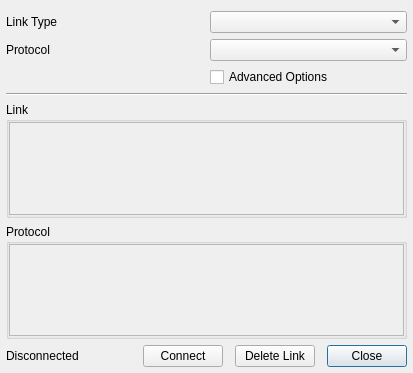
First picture: the form in src/ui/CommSettings.ui, repository mavlink/qgroundcontrol, before the edit.
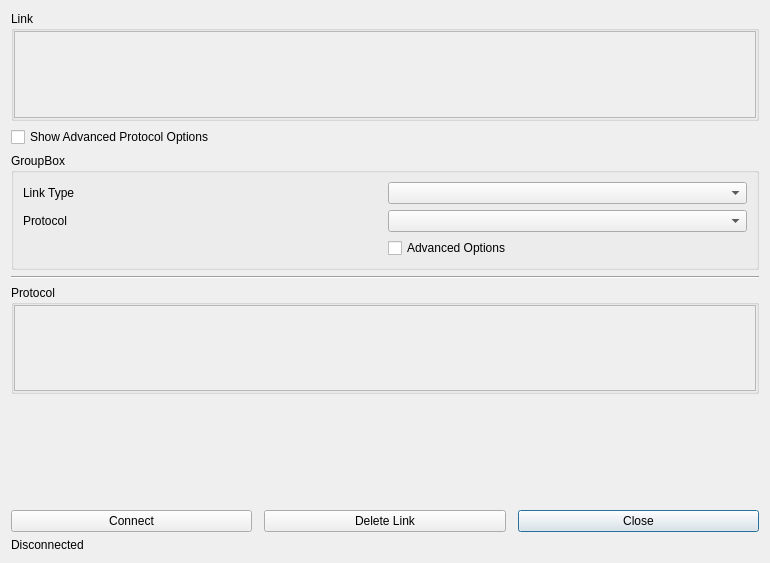
Second picture: the form after the edit.

Commit message: Simplified Serial port selection window

What changed in the file:
```diff
--- a/src/ui/CommSettings.ui
+++ b/src/ui/CommSettings.ui
@@ -6,76 +6,15 @@
    <rect>
     <x>0</x>
     <y>0</y>
-    <width>413</width>
-    <height>373</height>
+    <width>770</width>
+    <height>563</height>
    </rect>
   </property>
   <property name="windowTitle">
    <string>Form</string>
   </property>
-  <layout class="QGridLayout" name="gridLayout_2" rowstretch="1,1,1,100,100,1">
-   <property name="margin">
-    <number>6</number>
-   </property>
-   <item row="0" column="0">
-    <spacer name="verticalSpacer">
-     <property name="orientation">
-      <enum>Qt::Vertical</enum>
-     </property>
-     <property name="sizeType">
-      <enum>QSizePolicy::Fixed</enum>
-     </property>
-     <property name="sizeHint" stdset="0">
-      <size>
-       <width>5</width>
-       <height>5</height>
-      </size>
-     </property>
-    </spacer>
-   </item>
-   <item row="1" column="0" colspan="2">
-    <layout class="QGridLayout" name="gridLayout">
-     <item row="0" column="0">
-      <widget class="QLabel" name="label">
-       <property name="text">
-        <string>Link Type</string>
-       </property>
-      </widget>
-     </item>
-     <item row="0" column="1">
-      <widget class="QComboBox" name="linkType"/>
-     </item>
-     <item row="1" column="0">
-      <widget class="QLabel" name="label_5">
-       <property name="text">
-        <string>Protocol</string>
-       </property>
-      </widget>
-     </item>
-     <item row="1" column="1">
-      <widget class="QComboBox" name="connectionType">
-       <property name="currentIndex">
-        <number>-1</number>
-       </property>
-      </widget>
-     </item>
-     <item row="2" column="1">
-      <widget class="QCheckBox" name="advancedOptionsCheckBox">
-       <property name="text">
-        <string>Advanced Options</string>
-       </property>
-      </widget>
-     </item>
-    </layout>
-   </item>
-   <item row="2" column="0" colspan="2">
-    <widget class="Line" name="line">
-     <property name="orientation">
-      <enum>Qt::Horizontal</enum>
-     </property>
-    </widget>
-   </item>
-   <item row="3" column="0" colspan="2">
+  <layout class="QVBoxLayout" name="verticalLayout_2">
+   <item>
     <widget class="QGroupBox" name="linkGroupBox">
      <property name="title">
       <string>Link</string>
@@ -97,8 +36,8 @@
           <rect>
            <x>0</x>
            <y>0</y>
-           <width>393</width>
-           <height>76</height>
+           <width>748</width>
+           <height>97</height>
           </rect>
          </property>
         </widget>
@@ -107,7 +46,65 @@
      </layout>
     </widget>
    </item>
-   <item row="4" column="0" colspan="2">
+   <item>
+    <widget class="QCheckBox" name="advCheckBox">
+     <property name="text">
+      <string>Show Advanced Protocol Options</string>
+     </property>
+    </widget>
+   </item>
+   <item>
+    <widget class="QGroupBox" name="protocolTypeGroupBox">
+     <property name="title">
+      <string>GroupBox</string>
+     </property>
+     <layout class="QVBoxLayout" name="verticalLayout">
+      <item>
+       <layout class="QGridLayout" name="gridLayout">
+        <item row="0" column="0">
+         <widget class="QLabel" name="label">
+          <property name="text">
+           <string>Link Type</string>
+          </property>
+         </widget>
+        </item>
+        <item row="0" column="1">
+         <widget class="QComboBox" name="linkType"/>
+        </item>
+        <item row="1" column="1">
+         <widget class="QComboBox" name="connectionType">
+          <property name="currentIndex">
+           <number>-1</number>
+          </property>
+         </widget>
+        </item>
+        <item row="2" column="1">
+         <widget class="QCheckBox" name="advancedOptionsCheckBox">
+          <property name="text">
+           <string>Advanced Options</string>
+          </property>
+         </widget>
+        </item>
+        <item row="1" column="0">
+         <widget class="QLabel" name="label_5">
+          <property name="text">
+           <string>Protocol</string>
+          </property>
+         </widget>
+        </item>
+       </layout>
+      </item>
+     </layout>
+    </widget>
+   </item>
+   <item>
+    <widget class="Line" name="line">
+     <property name="orientation">
+      <enum>Qt::Horizontal</enum>
+     </property>
+    </widget>
+   </item>
+   <item>
     <widget class="QGroupBox" name="protocolGroupBox">
      <property name="title">
       <string>Protocol</string>
@@ -129,8 +126,8 @@
           <rect>
            <x>0</x>
            <y>0</y>
-           <width>393</width>
-           <height>76</height>
+           <width>748</width>
+           <height>96</height>
           </rect>
          </property>
         </widget>
@@ -139,20 +136,20 @@
      </layout>
     </widget>
    </item>
-   <item row="5" column="0">
-    <widget class="QLabel" name="connectionStatusLabel">
-     <property name="sizePolicy">
-      <sizepolicy hsizetype="Minimum" vsizetype="Minimum">
-       <horstretch>0</horstretch>
-       <verstretch>0</verstretch>
-      </sizepolicy>
+   <item>
+    <spacer name="verticalSpacer">
+     <property name="orientation">
+      <enum>Qt::Vertical</enum>
      </property>
-     <property name="text">
-      <string>Disconnected</string>
+     <property name="sizeHint" stdset="0">
+      <size>
+       <width>20</width>
+       <height>40</height>
+      </size>
      </property>
-    </widget>
+    </spacer>
    </item>
-   <item row="5" column="1">
+   <item>
     <layout class="QHBoxLayout" name="horizontalLayout">
      <property name="spacing">
       <number>12</number>
@@ -189,6 +186,19 @@
      </item>
     </layout>
    </item>
+   <item>
+    <widget class="QLabel" name="connectionStatusLabel">
+     <property name="sizePolicy">
+      <sizepolicy hsizetype="Minimum" vsizetype="Minimum">
+       <horstretch>0</horstretch>
+       <verstretch>0</verstretch>
+      </sizepolicy>
+     </property>
+     <property name="text">
+      <string>Disconnected</string>
+     </property>
+    </widget>
+   </item>
   </layout>
   <action name="actionDelete">
    <property name="text">
```
Left out of the diff: 8 changed lines with no effect on the pictures. The commit also changes 3 other files.
